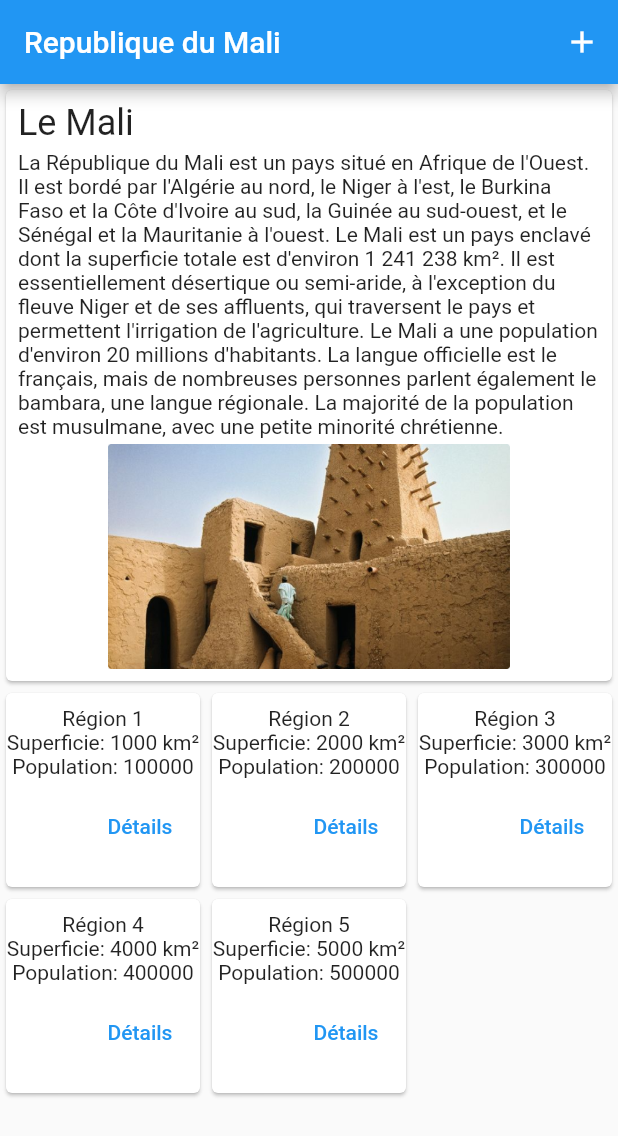
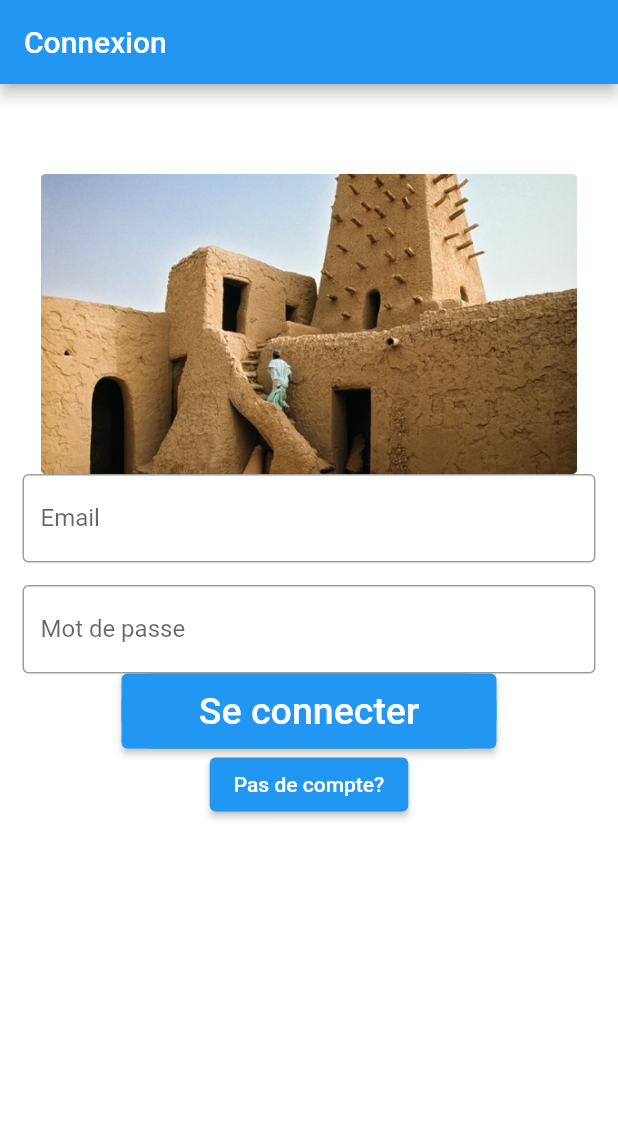
Before and after one commit to Kalifasenou/gestionregions, a Flutter app: the screen it shows after launch, on a phone screen of 412 x 824 dp. Shown: the top 1136 px of the screen. Run offline on Flutter 3.47's test engine with Material 2 defaults, Android fonts, the phone set to English and light mode, and no system bars; our stand-ins replace animated_text_kit.

Commit message:
Ajout de la page de connexion

```diff
--- /dev/null
+++ b/frontend/lib/Connexion.dart
@@ -0,0 +1,96 @@
+import 'package:flutter/material.dart';
+import 'package:frontend/Pages/Accueil.dart';
+import 'package:frontend/Pages/seconnecter.dart';
+
+class Connexion extends StatefulWidget {
+  @override
+  _ConnexionState createState() => _ConnexionState();
+}
+
+class _ConnexionState extends State<Connexion> {
+  @override
+  Widget build(BuildContext context) {
+    return Scaffold(
+      backgroundColor: Colors.white,
+      appBar: AppBar(
+        title: const Text(
+          "Connexion",
+          textAlign: TextAlign.center,
+        ),
+      ),
+      body: SingleChildScrollView(
+        child: Column(
+          children: <Widget>[
+            Padding(
+              padding: const EdgeInsets.only(top: 60.0),
+              child: Center(
+                child: Container(
+                    width: 800,
+                    height: 200,
+                    /*decoration: BoxDecoration(
+                        color: Colors.red,
+                        borderRadius: BorderRadius.circular(50.0)),*/
+                    child: Image.asset('images/rectangle.png')),
+              ),
+            ),
+            const Padding(
+              //padding: const EdgeInsets.only(left:15.0,right: 15.0,top:0,bottom: 0),
+              padding: EdgeInsets.symmetric(horizontal: 15),
+              child: TextField(
+                decoration: InputDecoration(
+                  border: OutlineInputBorder(),
+                  labelText: 'Email',
+                  // hintText: 'abc@gmail.com'
+                ),
+              ),
+            ),
+            const Padding(
+              padding:
+                  EdgeInsets.only(left: 15.0, right: 15.0, top: 15, bottom: 0),
+              //padding: EdgeInsets.symmetric(horizontal: 15),
+              child: TextField(
+                obscureText: true,
+                decoration: InputDecoration(
+                  border: OutlineInputBorder(),
+                  labelText: 'Mot de passe',
+                  // hintText: 'Enter secure password'
+                ),
+              ),
+            ),
+            // ElevatedButton(
+            //   onPressed: () {
+            //     //TODO FORGOT PASSWORD SCREEN GOES HERE
+            //   },
+            //   child: Text(
+            //     'Forgot Password',
+            //     style: TextStyle(
+            //         color: Color.fromARGB(255, 20, 218, 109), fontSize: 15),
+            //   ),
+            // ),
+            Container(
+              height: 50,
+              width: 250,
+              decoration: BoxDecoration(
+                  color: Color.fromARGB(255, 20, 218, 109),
+                  borderRadius: BorderRadius.circular(20)),
+              child: ElevatedButton(
+                onPressed: () {
+                  Navigator.push(
+                      context, MaterialPageRoute(builder: (_) => HomePage()));
+                },
+                child: const Text(
+                  'Se connecter',
+                  style: TextStyle(color: Colors.white, fontSize: 25),
+                ),
+              ),
+            ),
+            ElevatedButton(
+              onPressed: () => LoginScreen(),
+              child: Text('Pas de compte?'),
+            ),
+          ],
+        ),
+      ),
+    );
+  }
+}
--- a/frontend/lib/Pages/Regions.dart
+++ b/frontend/lib/Pages/Regions.dart
@@ -158,6 +158,7 @@ class Region {
   final String culture;
   final int area;
   final int population;
+  final Image image;
 
   Region({
     required this.name,
@@ -165,6 +166,7 @@ class Region {
     required this.culture,
     required this.area,
     required this.population,
+    required this.image,
   });
 }
 
@@ -175,33 +177,6 @@ final List<Region> regions = [
     culture: 'Description de la culture de la région 1',
     area: 1000,
     population: 100000,
-  ),
-  Region(
-    name: 'Région 2',
-    geography: 'Description de la situation géographique de la région 2',
-    culture: 'Description de la culture de la région 2',
-    area: 2000,
-    population: 200000,
-  ),
-  Region(
-    name: 'Région 3',
-    geography: 'Description de la situation géographique de la région 3',
-    culture: 'Description de la culture de la région 3',
-    area: 3000,
-    population: 300000,
-  ),
-  Region(
-    name: 'Région 4',
-    geography: 'Description de la situation géographique de la région 4',
-    culture: 'Description de la culture de la région 4',
-    area: 4000,
-    population: 400000,
-  ),
-  Region(
-    name: 'Région 5',
-    geography: 'Description de la situation géographique de la région 5',
-    culture: 'Description de la culture de la région 5',
-    area: 5000,
-    population: 500000,
+    image: Image.asset('images/rectangle.png'),
   ),
 ];
--- a/frontend/lib/main.dart
+++ b/frontend/lib/main.dart
@@ -11,6 +11,7 @@
 
 // I hope this helps! Let me know if you have any questions or need further assistance.
 import 'package:flutter/material.dart';
+import 'package:frontend/Connexion.dart';
 import 'package:frontend/Pages/Accueil.dart';
 import 'package:frontend/Pages/Regions.dart';
 import 'package:http/http.dart' as http;
@@ -28,8 +29,9 @@ class MyApp extends StatelessWidget {
         primarySwatch: Colors.blue,
       ),
       debugShowCheckedModeBanner: false,
-      home: HomePage(),
+      home: Connexion(),
       routes: {
+        '/accueil': (context) => HomePage(),
         '/region-details': (context) => RegionDetailsPage(),
       },
     );
--- a/frontend/pubspec.yaml
+++ b/frontend/pubspec.yaml
@@ -38,6 +38,9 @@ dependencies:
   # Use with the CupertinoIcons class for iOS style icons.
   cupertino_icons: ^1.0.2
   http: ^0.13.5
+  animated_text_kit: ^4.2.2
+  flutter_lints: ^2.0.1
+  flutter_auth_ui: ^3.1.0
 
 dev_dependencies:
   flutter_test:
```
Also changed, not shown: frontend/lib/Pages/Accueil.dart (+38 -14 lines), frontend/lib/Pages/Pays.dart (deleted, +0 -301 lines), frontend/lib/Pages/seconnecter.dart (added, +129 -0 lines), frontend/lib/Pages/Commenteurs.dart (deleted), frontend/lib/Pages/Inscription.dart (added), frontend/pubspec.lock, 1 other file.
